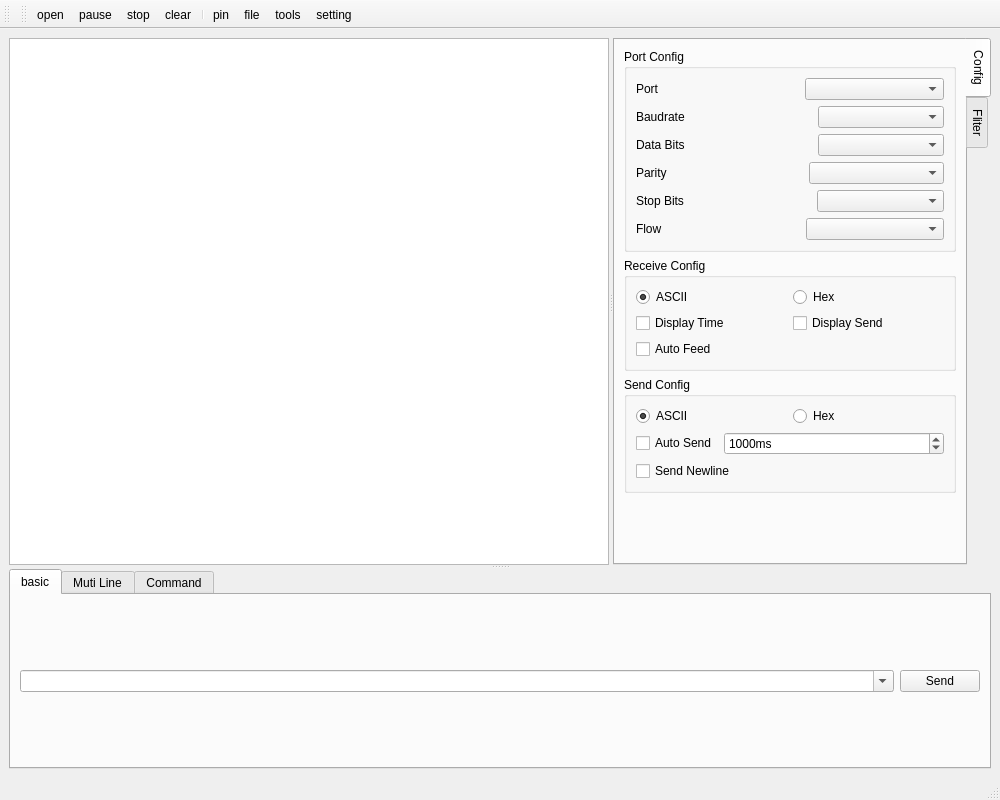
The window that ui/mainWindow.ui (cocom-official/CoCOM) describes before a commit, drawn with Qt 5.
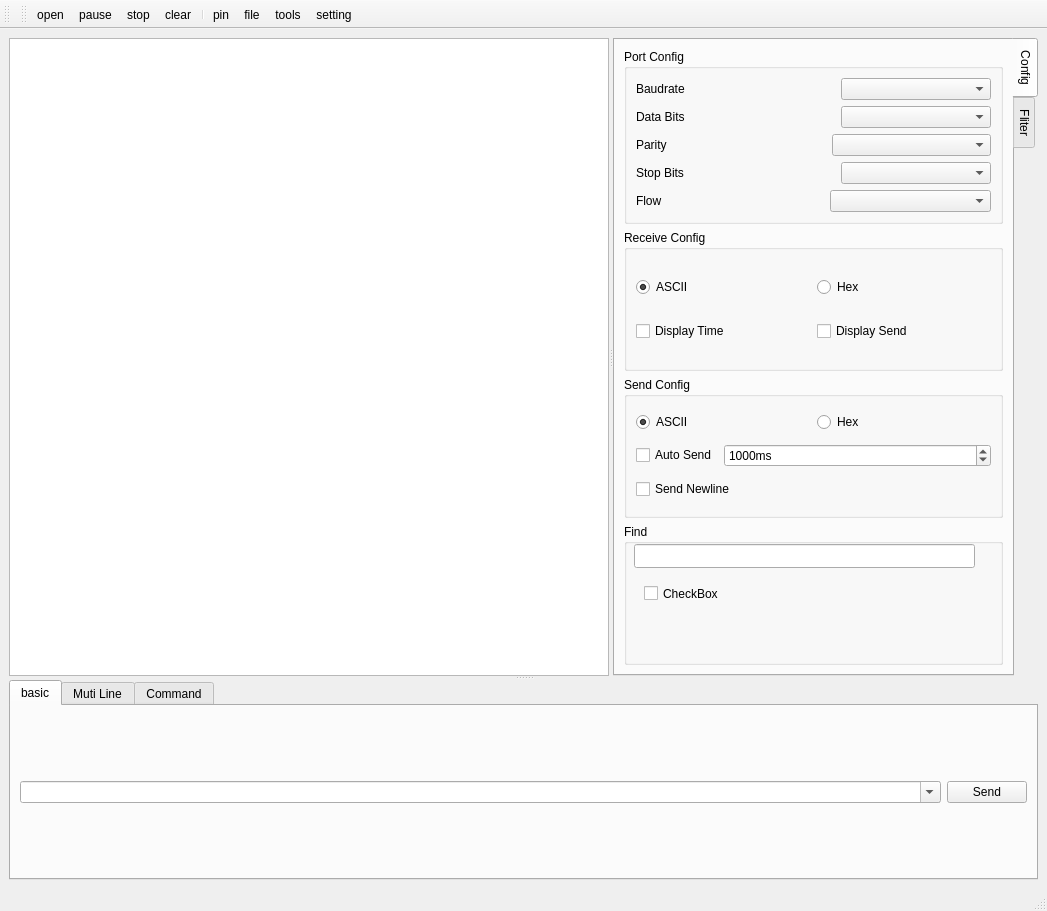
The same window after the commit. Icons and pictures are not drawn.

```diff
--- a/ui/mainWindow.ui
+++ b/ui/mainWindow.ui
@@ -6,8 +6,8 @@
    <rect>
     <x>0</x>
     <y>0</y>
-    <width>1000</width>
-    <height>800</height>
+    <width>1047</width>
+    <height>911</height>
    </rect>
   </property>
   <property name="windowTitle">
@@ -62,52 +62,6 @@
              <string>Port Config</string>
             </property>
             <layout class="QVBoxLayout" name="verticalLayout">
-             <item>
-              <layout class="QHBoxLayout" name="horizontalLayout_4">
-               <item>
-                <widget class="QLabel" name="label">
-                 <property name="sizePolicy">
-                  <sizepolicy hsizetype="Preferred" vsizetype="Preferred">
-                   <horstretch>0</horstretch>
-                   <verstretch>0</verstretch>
-                  </sizepolicy>
-                 </property>
-                 <property name="text">
-                  <string>Port</string>
-                 </property>
-                </widget>
-               </item>
-               <item>
-                <spacer name="horizontalSpacer_2">
-                 <property name="orientation">
-                  <enum>Qt::Horizontal</enum>
-                 </property>
-                 <property name="sizeHint" stdset="0">
-                  <size>
-                   <width>40</width>
-                   <height>20</height>
-                  </size>
-                 </property>
-                </spacer>
-               </item>
-               <item>
-                <widget class="QComboBox" name="portComboBox">
-                 <property name="sizePolicy">
-                  <sizepolicy hsizetype="Expanding" vsizetype="Fixed">
-                   <horstretch>0</horstretch>
-                   <verstretch>0</verstretch>
-                  </sizepolicy>
-                 </property>
-                 <property name="toolTip">
-                  <string>chose a port</string>
-                 </property>
-                 <property name="toolTipDuration">
-                  <number>1</number>
-                 </property>
-                </widget>
-               </item>
-              </layout>
-             </item>
              <item>
               <layout class="QHBoxLayout" name="horizontalLayout_5">
                <item>
@@ -329,13 +283,6 @@
                </item>
               </layout>
              </item>
-             <item>
-              <widget class="QCheckBox" name="autoFeedCheckBox">
-               <property name="text">
-                <string>Auto Feed</string>
-               </property>
-              </widget>
-             </item>
             </layout>
            </widget>
           </item>
@@ -410,17 +357,34 @@
            </widget>
           </item>
           <item>
-           <spacer name="verticalSpacer">
-            <property name="orientation">
-             <enum>Qt::Vertical</enum>
+           <widget class="QGroupBox" name="groupBox_4">
+            <property name="title">
+             <string>Find</string>
             </property>
-            <property name="sizeHint" stdset="0">
-             <size>
-              <width>20</width>
-              <height>40</height>
-             </size>
-            </property>
-           </spacer>
+            <widget class="QCheckBox" name="checkBox_2">
+             <property name="geometry">
+              <rect>
+               <x>20</x>
+               <y>60</y>
+               <width>87</width>
+               <height>19</height>
+              </rect>
+             </property>
+             <property name="text">
+              <string>CheckBox</string>
+             </property>
+            </widget>
+            <widget class="QLineEdit" name="lineEdit_11">
+             <property name="geometry">
+              <rect>
+               <x>10</x>
+               <y>20</y>
+               <width>341</width>
+               <height>24</height>
+              </rect>
+             </property>
+            </widget>
+           </widget>
           </item>
          </layout>
         </widget>
```
Left out of the diff: 3 changed lines with no effect on the pictures.
